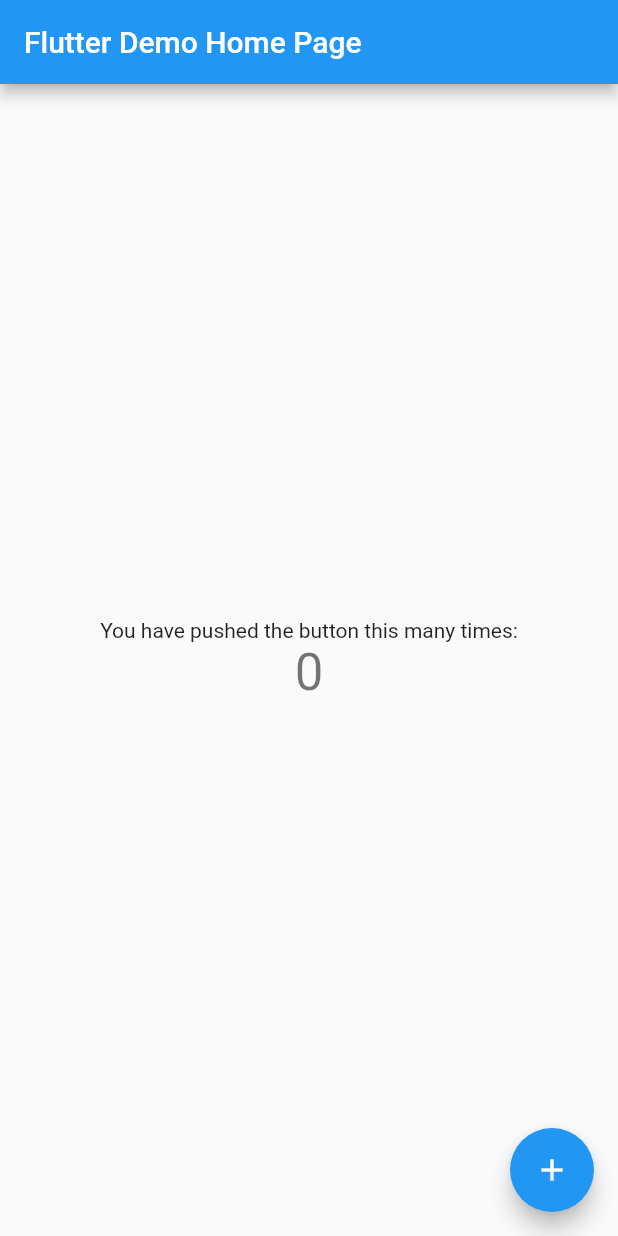
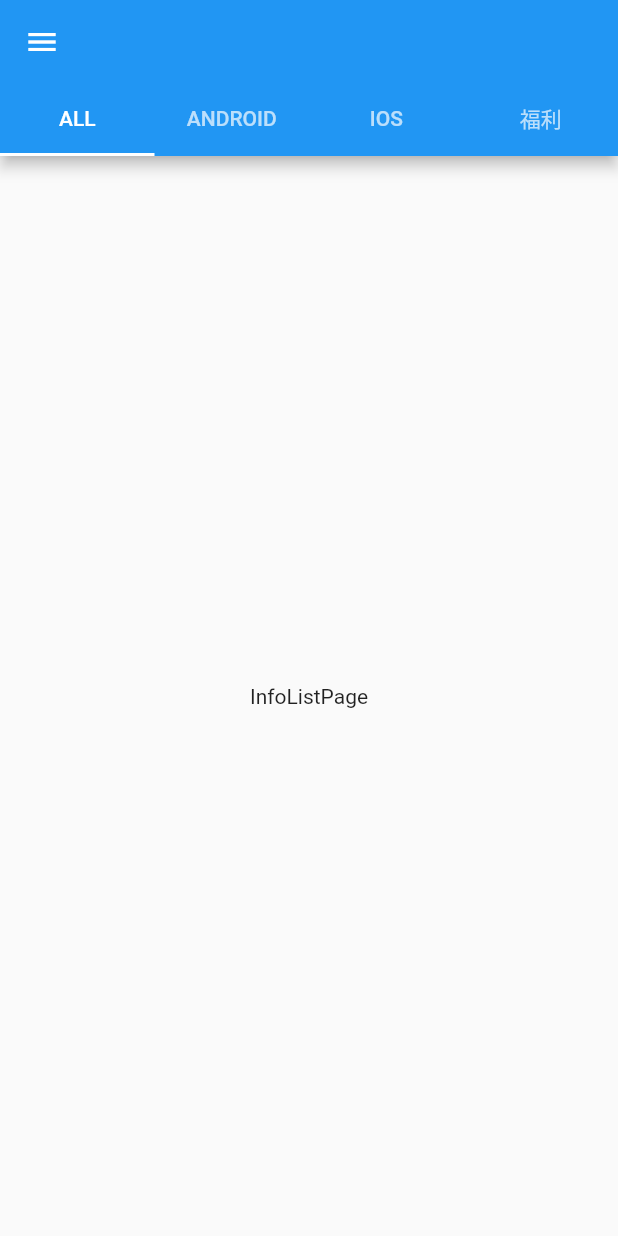
Before and after one commit to BlackFlagBin/flutter_gank, a Flutter app: the screen it shows after launch, on a phone screen of 412 x 824 dp. Run offline on Flutter 3.47's test engine with Material 2 defaults, Android fonts, the phone set to English and light mode, and no system bars.

Commit message:
基础UI的编写

```diff
--- a/lib/main.dart
+++ b/lib/main.dart
@@ -1,4 +1,6 @@
 import 'package:flutter/material.dart';
+import 'package:flutter_gank/ui/girl_list_page.dart';
+import 'package:flutter_gank/ui/info_list_page.dart';
 
 void main() => runApp(new MyApp());
 
@@ -9,102 +11,113 @@ class MyApp extends StatelessWidget {
     return new MaterialApp(
       title: 'Flutter Demo',
       theme: new ThemeData(
-        // This is the theme of your application.
-        //
-        // Try running your application with "flutter run". You'll see the
-        // application has a blue toolbar. Then, without quitting the app, try
-        // changing the primarySwatch below to Colors.green and then invoke
-        // "hot reload" (press "r" in the console where you ran "flutter run",
-        // or press Run > Flutter Hot Reload in IntelliJ). Notice that the
-        // counter didn't reset back to zero; the application is not restarted.
         primarySwatch: Colors.blue,
       ),
-      home: new MyHomePage(title: 'Flutter Demo Home Page'),
-
+      home: new MainPage(),
     );
   }
 }
 
-class MyHomePage extends StatefulWidget {
-  MyHomePage({Key key, this.title}) : super(key: key);
+class MainPage extends StatefulWidget {
+  @override
+  _MainPageState createState() => _MainPageState();
+}
 
-  // This widget is the home page of your application. It is stateful, meaning
-  // that it has a State object (defined below) that contains fields that affect
-  // how it looks.
-
-  // This class is the configuration for the state. It holds the values (in this
-  // case the title) provided by the parent (in this case the App widget) and
-  // used by the build method of the State. Fields in a Widget subclass are
-  // always marked "final".
-
-  final String title;
+class _MainPageState extends State<MainPage> with SingleTickerProviderStateMixin {
+  var _tabTitleList = ["ALL", "ANDROID", "IOS", "福利"];
+  var _tabController;
 
   @override
-  _MyHomePageState createState() => new _MyHomePageState();
-}
-
-class _MyHomePageState extends State<MyHomePage> {
-  int _counter = 0;
-
-  void _incrementCounter() {
-    setState(() {
-      // This call to setState tells the Flutter framework that something has
-      // changed in this State, which causes it to rerun the build method below
-      // so that the display can reflect the updated values. If we changed
-      // _counter without calling setState(), then the build method would not be
-      // called again, and so nothing would appear to happen.
-      _counter++;
-    });
+  void initState() {
+    super.initState();
+    _tabController = TabController(length: _tabTitleList.length, vsync: this);
   }
 
   @override
   Widget build(BuildContext context) {
-    // This method is rerun every time setState is called, for instance as done
-    // by the _incrementCounter method above.
-    //
-    // The Flutter framework has been optimized to make rerunning build methods
-    // fast, so that you can just rebuild anything that needs updating rather
-    // than having to individually change instances of widgets.
-    return new Scaffold(
-      appBar: new AppBar(
-        // Here we take the value from the MyHomePage object that was created by
-        // the App.build method, and use it to set our appbar title.
-        title: new Text(widget.title),
-      ),
-      body: new Center(
-        // Center is a layout widget. It takes a single child and positions it
-        // in the middle of the parent.
-        child: new Column(
-          // Column is also layout widget. It takes a list of children and
-          // arranges them vertically. By default, it sizes itself to fit its
-          // children horizontally, and tries to be as tall as its parent.
-          //
-          // Invoke "debug paint" (press "p" in the console where you ran
-          // "flutter run", or select "Toggle Debug Paint" from the Flutter tool
-          // window in IntelliJ) to see the wireframe for each widget.
-          //
-          // Column has various properties to control how it sizes itself and
-          // how it positions its children. Here we use mainAxisAlignment to
-          // center the children vertically; the main axis here is the vertical
-          // axis because Columns are vertical (the cross axis would be
-          // horizontal).
-          mainAxisAlignment: MainAxisAlignment.center,
-          children: <Widget>[
-            new Text(
-              'You have pushed the button this many times:',
-            ),
-            new Text(
-              '$_counter',
-              style: Theme.of(context).textTheme.display1,
-            ),
-          ],
+    return Scaffold(
+      appBar: AppBar(
+        bottom: TabBar(
+          tabs: setupTabs(),
+          controller: _tabController,
         ),
       ),
-      floatingActionButton: new FloatingActionButton(
-        onPressed: _incrementCounter,
-        tooltip: 'Increment',
-        child: new Icon(Icons.add),
-      ), // This trailing comma makes auto-formatting nicer for build methods.
+      body: TabBarView(
+        children: setupPages(_tabTitleList),
+        controller: _tabController,
+      ),
+      drawer: Drawer(
+        child: setupDrawer(),
+      ),
+    );
+  }
+
+  setupTabs() {
+    return _tabTitleList
+        .map((title) => Tab(
+              text: title,
+            ))
+        .toList();
+  }
+
+  setupPages(List<String> tabTitleList) {
+    return tabTitleList.map((title) {
+      if (title == "福利") {
+        return GirlListPage(title);
+      } else {
+        return InfoListPage(title);
+      }
+    }).toList();
+  }
+
+  setupDrawer() {
+    var textStyle = TextStyle(color: Colors.black, fontSize: 15.0);
+
+    return Column(
+      children: <Widget>[
+        DrawerHeader(
+          child: Icon(
+            Icons.person,
+            size: 50.0,
+          ),
+        ),
+        Padding(
+          padding: const EdgeInsets.all(8.0),
+          child: Row(
+            children: <Widget>[
+              Icon(
+                Icons.perm_contact_calendar,
+                size: 15.0,
+              ),
+              Padding(
+                padding: const EdgeInsets.only(left: 8.0),
+                child: Text(
+                  "ReadMe",
+                  style: textStyle,
+                ),
+              )
+            ],
+          ),
+        ),
+        Padding(
+          padding: const EdgeInsets.all(8.0),
+          child: Row(
+            children: <Widget>[
+              Icon(
+                Icons.library_books,
+                size: 15.0,
+              ),
+              Padding(
+                padding: const EdgeInsets.only(left: 8.0),
+                child: Text(
+                  "更多项目",
+                  style: textStyle,
+                ),
+              )
+            ],
+          ),
+        ),
+      ],
     );
   }
 }
--- /dev/null
+++ b/lib/ui/girl_list_page.dart
@@ -0,0 +1,25 @@
+import 'package:flutter/material.dart';
+
+class GirlListPage extends StatefulWidget {
+  GirlListPage(String title);
+
+  @override
+  _GirlListPageState createState() => _GirlListPageState();
+}
+
+class _GirlListPageState extends State<GirlListPage> {
+  @override
+  Widget build(BuildContext context) {
+    return GridView.count(
+      crossAxisCount: 2,
+      crossAxisSpacing: 15.0,
+      children: <Widget>[
+        Icon(Icons.call),
+        Icon(Icons.call),
+        Icon(Icons.call),
+        Icon(Icons.call),
+        Icon(Icons.call),
+      ],
+    );
+  }
+}
--- /dev/null
+++ b/lib/ui/info_list_page.dart
@@ -0,0 +1,17 @@
+import 'package:flutter/material.dart';
+
+class InfoListPage extends StatefulWidget {
+  InfoListPage(String title);
+
+  @override
+  _InfoListPageState createState() => _InfoListPageState();
+}
+
+class _InfoListPageState extends State<InfoListPage> {
+  @override
+  Widget build(BuildContext context) {
+    return Center(
+      child: Text("InfoListPage"),
+    );
+  }
+}
--- a/pubspec.yaml
+++ b/pubspec.yaml
@@ -8,6 +8,7 @@ dependencies:
   # The following adds the Cupertino Icons font to your application.
   # Use with the CupertinoIcons class for iOS style icons.
   cupertino_icons: ^0.1.2
+  dio: 0.1.7
 
 dev_dependencies:
   flutter_test:
```
Also changed, not shown: lib/common/http/net_api.dart (added), lib/mvp/girl_list_page_contract.dart (added), lib/mvp/info_list_page_contract.dart (added).
